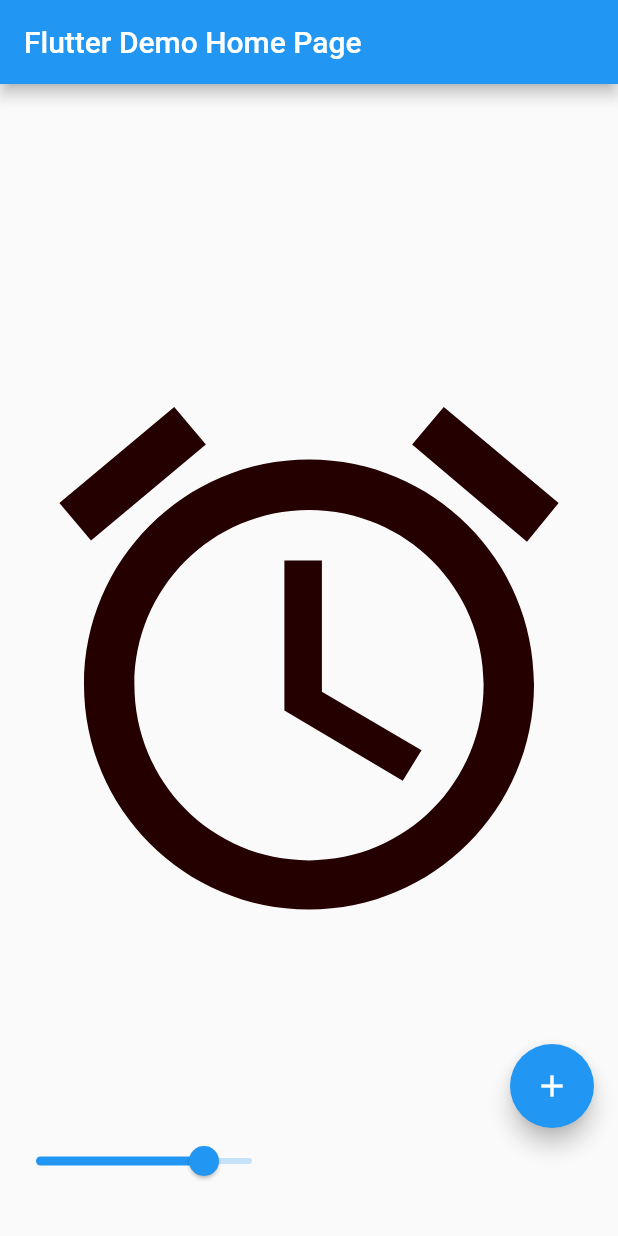
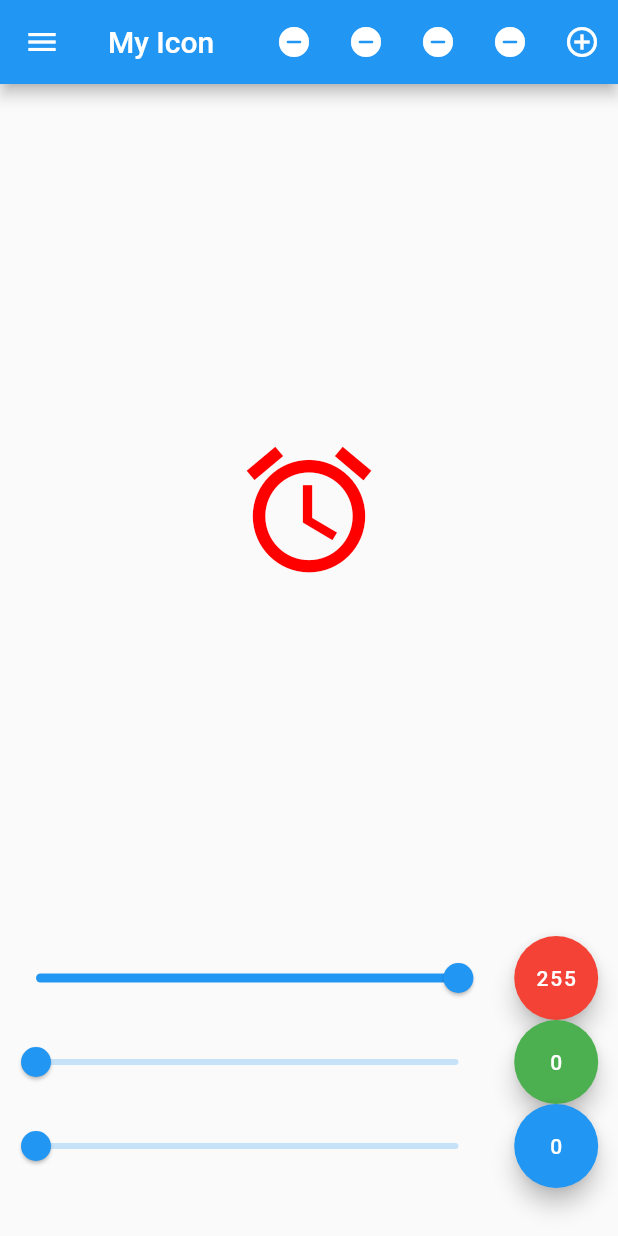
Before and after one commit to calebong123/pair_programming_1, a Flutter app: the screen it shows after launch, on a phone screen of 412 x 824 dp. Run offline on Flutter 3.47's test engine with Material 2 defaults, Android fonts, the phone set to English and light mode, and no system bars.

Commit message:
Complete commit without refactor Pair programming partners: 1. Caleb Ong Jian Jie - B19EC0008 2. Liow Zhi Hao - B19EC0013

```diff
--- a/lib/main.dart
+++ b/lib/main.dart
@@ -1,4 +1,6 @@
 import 'package:flutter/material.dart';
+import 'package:pair_programming_1/screen/home/bottom.dart';
+import 'package:pair_programming_1/screen/home/widgets/icon.dart';
 
 void main() {
   runApp(MyApp());
@@ -13,7 +15,7 @@ class MyApp extends StatelessWidget {
       theme: ThemeData(
         primarySwatch: Colors.blue,
       ),
-      home: MyHomePage(title: 'Flutter Demo Home Page'),
+      home: MyHomePage(title: 'My Icon'),
     );
   }
 }
@@ -28,76 +30,116 @@ class MyHomePage extends StatefulWidget {
 }
 
 class _MyHomePageState extends State<MyHomePage> {
-  double size = 40.0;
-  var red = 36;
-  var green = 0;
-  var blue = 0;
+  double _size = 100;
+  double _red = 255;
+  double _green = 0;
+  double _blue = 0;
+  bool _resizeChecked = true;
+  bool _colorChecked = true;
+
+  double get getSize => _size;
+
+  bool get getColorChecked => _colorChecked;
+  set setSize(double value) {
+    setState(() {
+      _size = value;
+    });
+  }
+
+  double get getRed => _red;
+
+  set setRed(double value) {
+    setState(() {
+      _red = value;
+    });
+  }
+
+  double get getGreen => _green;
+
+  set setGreen(double value) {
+    setState(() {
+      _green = value;
+    });
+  }
+
+  double get getBlue => _blue;
+
+  set setBlue(double value) {
+    setState(() {
+      _blue = value;
+    });
+  }
+
+  void minSize() {
+    setState(() {
+      _size = _size - 50.0;
+    });
+  }
+
+  void maxSize() {
+    setState(() {
+      _size = _size + 50.0;
+    });
+  }
+
+  void donothing() {}
 
   @override
   Widget build(BuildContext context) {
     return SafeArea(
       child: Scaffold(
-        bottomSheet: Row(
-          children: [
-            firstRow(),
-          ],
+        drawer: Drawer(
+          child: ListView(children: [
+            CheckboxListTile(
+              title: Text('Allow resize'),
+              value: _resizeChecked,
+              onChanged: (bool value) {
+                setState(() {
+                  _resizeChecked = value;
+                });
+              },
+            ),
+            CheckboxListTile(
+                title: Text('Allow change primer color?'),
+                value: _colorChecked,
+                onChanged: (bool value) {
+                  setState(() => _colorChecked = value);
+                }),
+          ]),
         ),
         appBar: AppBar(
           title: Text(widget.title),
+          actions: [
+            if (_resizeChecked)
+              Row(
+                children: [
+                  IconButton(
+                      icon: Icon(Icons.remove_circle_rounded),
+                      onPressed: minSize),
+                  IconButton(
+                      icon: Icon(Icons.remove_circle_rounded),
+                      onPressed: () => setSize = 100.0),
+                  IconButton(
+                      icon: Icon(Icons.remove_circle_rounded),
+                      onPressed: () => setSize = 300.0),
+                  IconButton(
+                      icon: Icon(Icons.remove_circle_rounded),
+                      onPressed: () => setSize = 400.0),
+                  IconButton(
+                      icon: Icon(Icons.add_circle_outline), onPressed: maxSize),
+                ],
+              )
+          ],
         ),
         body: Center(
-          child: Icon(
-            Icons.alarm,
-            color: Color.fromRGBO(red, green, blue, 1.0),
-            size: 400.0,
+          child: BodyIcon(
+            size: getSize,
+            red: getRed,
+            green: getGreen,
+            blue: getBlue,
           ),
         ),
-        floatingActionButton: FloatingActionButton(
-          onPressed: () {},
-          child: Icon(Icons.add),
-        ),
-      ),
-    );
-  }
-
-  SizedBox firstRow() {
-    return SizedBox(
-      height: 100,
-      child: Slider(
-        value: size,
-        min: 5.0,
-        max: 50.0,
-        onChanged: (value) {
-          size = value;
-        },
-      ),
-    );
-  }
-
-  SizedBox secondRow() {
-    return SizedBox(
-      height: 100,
-      child: Slider(
-        value: size,
-        min: 5.0,
-        max: 50.0,
-        onChanged: (value) {
-          size = value;
-        },
-      ),
-    );
-  }
-
-  SizedBox thirdRow() {
-    return SizedBox(
-      height: 100,
-      child: Slider(
-        value: size,
-        min: 5.0,
-        max: 50.0,
-        onChanged: (value) {
-          size = value;
-        },
+        bottomNavigationBar: Bottom(state: this),
       ),
     );
   }
--- a/lib/screen/home/bottom.dart
+++ b/lib/screen/home/bottom.dart
@@ -0,0 +1,109 @@
+import 'package:flutter/material.dart';
+
+class Bottom extends StatelessWidget {
+  Bottom({state}) : _state = state;
+
+  final _state;
+
+  @override
+  Widget build(BuildContext context) {
+    return SizedBox(
+      height: 200.0,
+      child: Column(
+        children: [
+          Row(
+            children: [
+              Expanded(
+                flex: 8,
+                child: Slider(
+                  value: _state.getRed,
+                  min: 0.0,
+                  max: 255,
+                  onChanged: (value) => _state.setRed = value,
+                ),
+              ),
+              buttonORtext(
+                  color: _state.getRed.toInt().toString(),
+                  isChecked: _state.getColorChecked,
+                  backgroundcolor: Colors.red,
+                  state: _state,
+                  red: 255.0,
+                  green: 0.0,
+                  blue: 0.0),
+            ],
+          ),
+          Row(
+            children: [
+              Expanded(
+                flex: 8,
+                child: Slider(
+                  value: _state.getGreen,
+                  min: 0.0,
+                  max: 255,
+                  onChanged: (value) => _state.setGreen = value,
+                ),
+              ),
+              buttonORtext(
+                  color: _state.getGreen.toInt().toString(),
+                  isChecked: _state.getColorChecked,
+                  backgroundcolor: Colors.green,
+                  state: _state,
+                  red: 0.0,
+                  green: 255.0,
+                  blue: 0.0),
+            ],
+          ),
+          Row(
+            children: [
+              Expanded(
+                flex: 8,
+                child: Slider(
+                  value: _state.getBlue,
+                  min: 0.0,
+                  max: 255,
+                  onChanged: (value) => _state.setBlue = value,
+                ),
+              ),
+              buttonORtext(
+                  color: _state.getBlue.toInt().toString(),
+                  isChecked: _state.getColorChecked,
+                  backgroundcolor: Colors.blue,
+                  state: _state,
+                  red: 0.0,
+                  green: 0.0,
+                  blue: 255.0),
+            ],
+          )
+        ],
+      ),
+    );
+  }
+}
+
+Widget buttonORtext(
+    {String color,
+    bool isChecked,
+    Color backgroundcolor,
+    final state,
+    double red,
+    double green,
+    double blue}) {
+  return isChecked
+      ? Expanded(
+          flex: 2,
+          child: FloatingActionButton(
+              child: Text(color),
+              backgroundColor: backgroundcolor,
+              onPressed: () {
+                state.setRed = red;
+                state.setGreen = green;
+                state.setBlue = blue;
+              }),
+        )
+      : Expanded(
+          flex: 3,
+          child: Text(
+            (color),
+          ),
+        );
+}
--- /dev/null
+++ b/lib/screen/home/widgets/icon.dart
@@ -0,0 +1,22 @@
+import 'package:flutter/material.dart';
+
+class BodyIcon extends StatelessWidget {
+  BodyIcon({size, red, green, blue})
+      : _size = size,
+        _red = red,
+        _green = green,
+        _blue = blue;
+
+  final _size;
+  final _red;
+  final _green;
+  final _blue;
+  @override
+  Widget build(BuildContext context) {
+    return Icon(
+      Icons.alarm,
+      color: Color.fromRGBO(_red.toInt(), _green.toInt(), _blue.toInt(), 1.0),
+      size: _size,
+    );
+  }
+}
```
